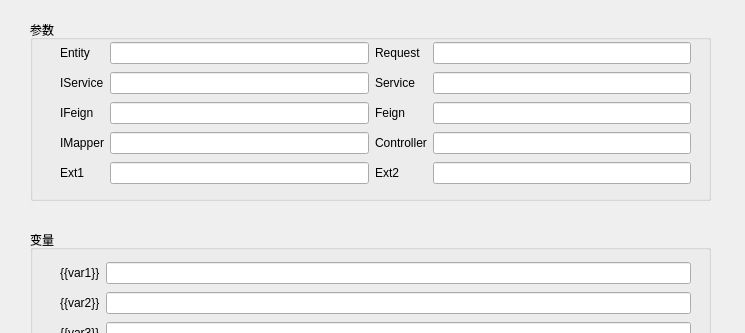
lingduliudu/QT_DEMO, file detaildialog.ui: the form before one commit; both pictures show x 0 to 745 and y 0 to 333 of the 745 by 534 pixel window.
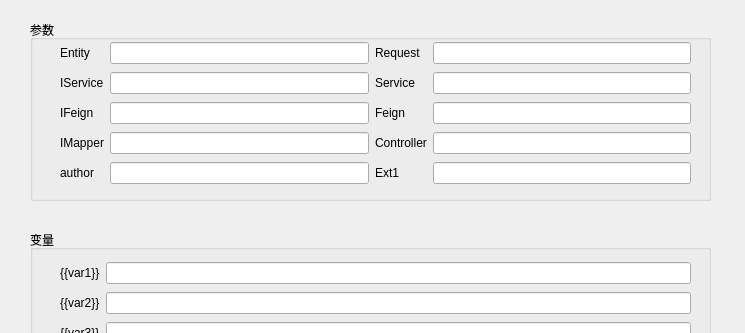
The form after the commit. Icons and pictures are not drawn.

Diff of the .ui file:
```diff
--- a/detaildialog.ui
+++ b/detaildialog.ui
@@ -53,10 +53,10 @@
       </widget>
      </item>
      <item row="8" column="1">
-      <widget class="QLineEdit" name="ext1Package"/>
+      <widget class="QLineEdit" name="author"/>
      </item>
      <item row="8" column="3">
-      <widget class="QLineEdit" name="ext2Package"/>
+      <widget class="QLineEdit" name="ext1Package"/>
      </item>
      <item row="1" column="1">
       <widget class="QLineEdit" name="iservicePackage"/>
@@ -71,7 +71,7 @@
      <item row="8" column="0">
       <widget class="QLabel" name="label_2">
        <property name="text">
-        <string>Ext1</string>
+        <string>author</string>
        </property>
       </widget>
      </item>
@@ -109,7 +109,7 @@
      <item row="8" column="2">
       <widget class="QLabel" name="label_4">
        <property name="text">
-        <string>Ext2</string>
+        <string>Ext1</string>
        </property>
       </widget>
      </item>
```
